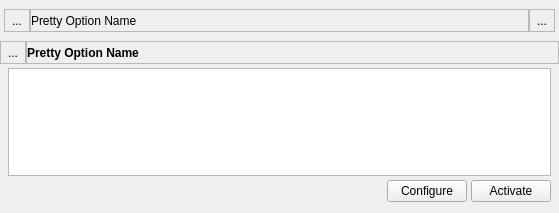
andrevmatos/Librix-ThinClient, file src/ui/edit/listItemWidget.ui: the form before one commit.
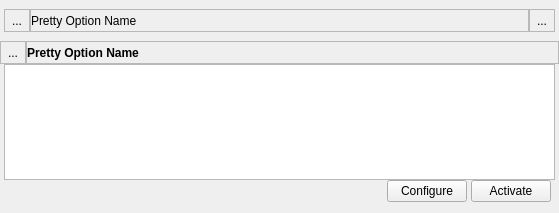
The form after the commit. Icons and pictures are not drawn.

Patch:
```diff
--- a/src/ui/edit/listItemWidget.ui
+++ b/src/ui/edit/listItemWidget.ui
@@ -296,16 +296,16 @@
           <number>4</number>
          </property>
          <property name="leftMargin">
-          <number>8</number>
+          <number>4</number>
          </property>
          <property name="topMargin">
-          <number>4</number>
+          <number>0</number>
          </property>
          <property name="rightMargin">
-          <number>8</number>
+          <number>4</number>
          </property>
          <property name="bottomMargin">
-          <number>4</number>
+          <number>0</number>
          </property>
          <item>
           <widget class="QTextEdit" name="descriptionText">
```
